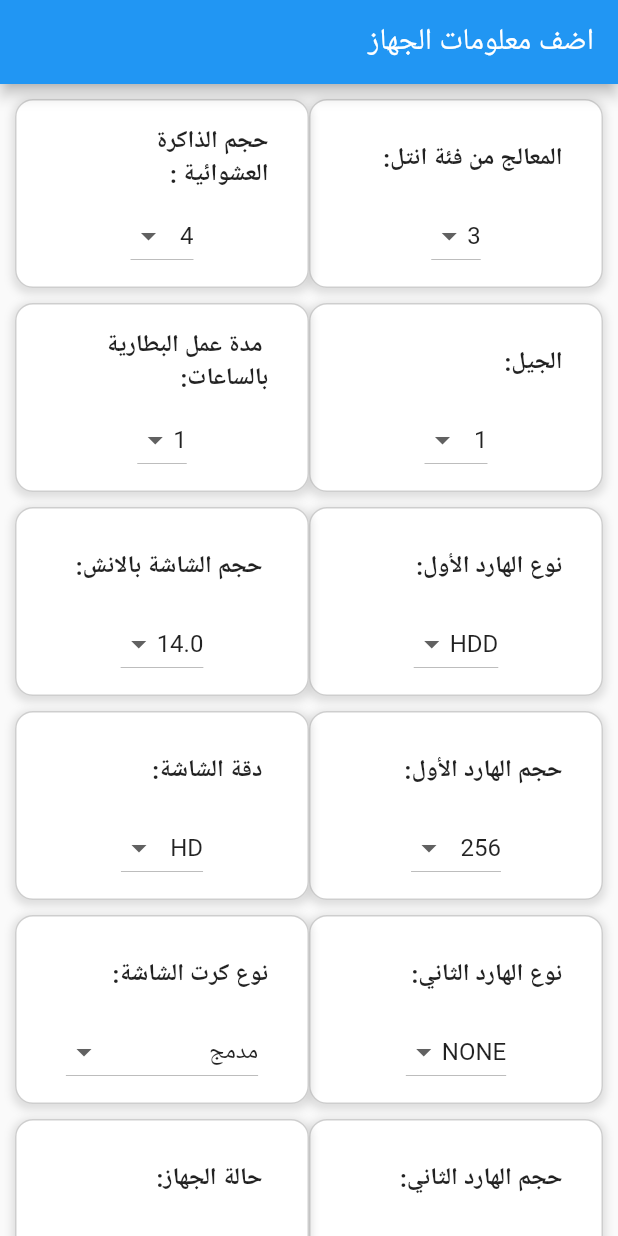
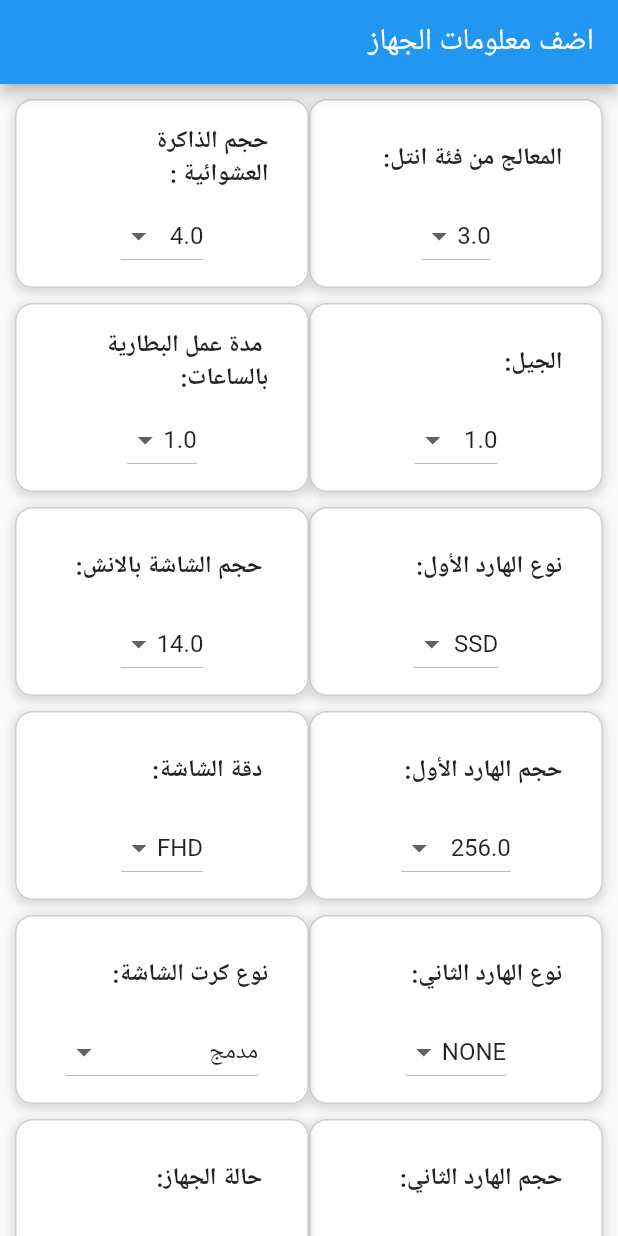
Before and after one commit to KhaledKhlefAlabdullah/Final_Project_For_Machine_Learning, a Flutter app: the screen it shows after launch, on a phone screen of 412 x 824 dp. Run offline on Flutter 3.47's test engine with Material 2 defaults, Android fonts, the phone set to English and light mode, and no system bars.

Commit message:
finesed the project there lossing comments muhannad shuld be write it

```diff
--- /dev/null
+++ b/FinaleProject/lib/Functions.dart
@@ -0,0 +1,6 @@
+import 'package:flutter/material.dart';
+import 'package:http/http.dart' as http;
+
+class Functions {
+  //static
+}
--- a/FinaleProject/lib/main.dart
+++ b/FinaleProject/lib/main.dart
@@ -1,6 +1,7 @@
 import 'dart:convert';
 
 import 'package:flutter/material.dart';
+import 'package:flutter_application_test/Functions.dart';
 import 'package:http/http.dart' as http;
 
 void main() {
@@ -26,75 +27,45 @@ class RegressionLapPrice extends StatefulWidget {
 }
 
 class _FilterScreenState extends State<RegressionLapPrice> {
-  int selectedCoreIValue = 3; // تعيين القيمة الافتراضية إلى 3
-  int selectedGenerationValue = 1;
-  int selectedFirstHDDTypeValue = 1;
-  int selectedFirstHDDSizeValue = 256;
-  int selectedSecondHDDTypeValue = 0;
-  int selectedSecondHDDSizeValue = 256;
-  int selectedRAMSizeValue = 4;
-  int selectedBatteryLifeValue = 1;
-  double selectedScreenSizeValue = 14;
-  int selectedScreenTypeValue = 0;
+  double selectedCoreIValue = 3.0; // تعيين القيمة الافتراضية إلى 3
+  double selectedGenerationValue = 1.0;
+  double selectedFirstHDDTypeValue = 0.5;
+  double selectedFirstHDDSizeValue = 256.0;
+  double selectedSecondHDDTypeValue = 0.0;
+  double selectedSecondHDDSizeValue = 0.0;
+  double selectedRAMSizeValue = 4.0;
+  double selectedBatteryLifeValue = 1.0;
+  double selectedScreenSizeValue = 14.0;
+  double selectedScreenTypeValue = 0.5;
   String selectedGCTypeValue = "مدمج";
   String selectedLaptopStateValue = 'Old';
 
-/*
-  void sendDataToApi(){
-     final Map<String, dynamic> data = {
-      'coreIValue': selectedCoreIValue,
-      'generationValue': selectedGenerationValue,
-      'firstHDDTypeValue': selectedFirstHDDTypeValue,
-      'firstHDDSizeValue': selectedFirstHDDSizeValue,
-      'secondHDDTypeValue': selectedSecondHDDTypeValue,
-      'secondHDDSizeValue': selectedSecondHDDSizeValue,
-      'ramSizeValue': selectedRAMSizeValue,
-      'batteryLifeValue': selectedBatteryLifeValue,
-      'screenSizeValue': selectedScreenSizeValue,
-      'screenTypeValue': selectedScreenTypeValue,
-      'gcTypeValue': selectedGCTypeValue,
-      'laptopStateValue': selectedLaptopStateValue,
-    };
+  // ignore: non_constant_identifier_names
+  data(coreI, Gen, FHT, FHS, SDT, SHS, RAM, BatLife,
+      SCSize, SCType, GPU, LaptopState) async {
+    try {
+      final response =
+          await http.post(Uri.http('127.0.0.1:8000', '/get_prediction', {
+        "coreI": "$coreI",
+        "generation": "$Gen",
+        "firstHDDType": "$FHT",
+        "firstHDDSize": "$FHS",
+        "secondHDDType": "$SDT",
+        "secondHDDSize": "$SHS",
+        "ramSize": "$RAM",
+        "batteryLife": "$BatLife",
+        "screenSize": "$SCSize",
+        "screenType": "$SCType",
+        "GPU": "$GPU",
+        "laptopState": "$LaptopState"
+      }));
 
-    print(data);
-  }*/
-  Future<void> sendDataToApi() async {
-    print('im here');
-    // Create a map representing your data model
-    final Map<String, dynamic> data = {
-      'coreI': selectedCoreIValue,
-      'generation': selectedGenerationValue,
-      'firstHDDType': selectedFirstHDDTypeValue,
-      'firstHDDSize': selectedFirstHDDSizeValue,
-      'secondHDDType': selectedSecondHDDTypeValue,
-      'secondHDDSize': selectedSecondHDDSizeValue,
-      'ramSize': selectedRAMSizeValue,
-      'batteryLife': selectedBatteryLifeValue,
-      'screenSize': selectedScreenSizeValue,
-      'screenType': selectedScreenTypeValue,
-      'gcType': selectedGCTypeValue,
-      'laptopState': selectedLaptopStateValue,
-    };
-
-    final apiUrl =
-        'http://127.0.0.1:8000/submit-data/'; // Replace with your API endpoint
-    print(apiUrl);
-    final response = await http.post(
-      Uri.parse(apiUrl),
-      headers: {
-        'Content-Type': 'application/json',
-      },
-      body: jsonEncode(data),
-    );
-
-    if (response.statusCode == 200) {
-      // Successful API request
       showDialog(
   context: context,
   builder: (BuildContext context) {
     return AlertDialog(
-            title: Text('تقديم البيانات'),
-            content: Text('تم تقديم البيانات بنجاح!'),
+      title: Text('التوقع', textDirection: TextDirection.rtl),
+      content: Text('التوقع هو: ${response.body.toString()}\$', textDirection: TextDirection.rtl),
       actions: [
         TextButton(
           onPressed: () {
@@ -106,9 +77,30 @@ class _FilterScreenState extends State<RegressionLapPrice> {
     );
   },
 );
-    } else {
-      // Handle API error here
-      print('API Error: ${response.statusCode}');
+
+
+    } catch (e) {
+      showDialog(
+        context: context,
+        builder: (BuildContext context) {
+          return Directionality(
+            textDirection: TextDirection.rtl,
+            child: AlertDialog(
+              title: Text('خطأ'),
+              content: Text('هنالك خطأ بالاتصال بقاعدة البيانات حاول مرة أخرى',
+                  textDirection: TextDirection.rtl),
+              actions: [
+                TextButton(
+                  onPressed: () {
+                    Navigator.of(context).pop();
+                  },
+                  child: Text('موافق'),
+                ),
+              ],
+            ),
+          );
+        },
+      );
     }
   }
 
@@ -156,17 +148,20 @@ class _FilterScreenState extends State<RegressionLapPrice> {
                         child: Column(
                           children: [
                             ListTile(
-                              title: Text('المعالج من فئة انتل:', style: TextStyle(fontWeight: FontWeight.bold)),
+                              title: Text('المعالج من فئة انتل:',
+                                  style:
+                                      TextStyle(fontWeight: FontWeight.bold)),
                             ),
-                            DropdownButton<int>(
+                            DropdownButton<double>(
                               value: selectedCoreIValue,
-                              onChanged: (int? newValue) {
+                              onChanged: (double? newValue) {
                                 setState(() {
                                   selectedCoreIValue = newValue!;
                                 });
                               },
-                              items: <int>[3, 5, 7, 9].map((int value) {
-                                return DropdownMenuItem<int>(
+                              items: <double>[3.0, 5.0, 7.0, 9.0]
+                                  .map((double value) {
+                                return DropdownMenuItem<double>(
                                   value: value,
                                   child: Text(value.toString()),
                                 );
@@ -201,30 +196,32 @@ class _FilterScreenState extends State<RegressionLapPrice> {
                         child: Column(
                           children: [
                             ListTile(
-                              title: Text('الجيل:', style: TextStyle(fontWeight: FontWeight.bold)),
+                              title: Text('الجيل:',
+                                  style:
+                                      TextStyle(fontWeight: FontWeight.bold)),
                             ),
-                            DropdownButton<int>(
+                            DropdownButton<double>(
                               value: selectedGenerationValue,
-                              onChanged: (int? newValue) {
+                              onChanged: (double? newValue) {
                                 setState(() {
                                   selectedGenerationValue = newValue!;
                                 });
                               },
-                              items: <int>[
-                                1,
-                                2,
-                                3,
-                                4,
-                                6,
-                                7,
-                                8,
-                                9,
-                                10,
-                                11,
-                                12,
-                                13
-                              ].map((int value) {
-                                return DropdownMenuItem<int>(
+                              items: <double>[
+                                1.0,
+                                2.0,
+                                3.0,
+                                4.0,
+                                6.0,
+                                7.0,
+                                8.0,
+                                9.0,
+                                10.0,
+                                11.0,
+                                12.0,
+                                13.0
+                              ].map((double value) {
+                                return DropdownMenuItem<double>(
                                   value: value,
                                   child: Text(value.toString()),
                                 );
@@ -259,17 +256,19 @@ class _FilterScreenState extends State<RegressionLapPrice> {
                         child: Column(
                           children: [
                             ListTile(
-                              title: Text('نوع الهارد الأول:', style: TextStyle(fontWeight: FontWeight.bold)),
+                              title: Text('نوع الهارد الأول:',
+                                  style:
+                                      TextStyle(fontWeight: FontWeight.bold)),
                             ),
-                            DropdownButton<int>(
+                            DropdownButton<double>(
                               value: selectedFirstHDDTypeValue,
-                              onChanged: (int? newValue) {
+                              onChanged: (double? newValue) {
                                 setState(() {
                                   selectedFirstHDDTypeValue = newValue!;
                                 });
                               },
-                              items: <int>[1, 2].map((int value) {
-                                return DropdownMenuItem<int>(
+                              items: <double>[0.5, 1.0].map((double value) {
+                                return DropdownMenuItem<double>(
                                   value: value,
                                   child: Text(value == 1 ? 'HDD' : 'SSD'),
                                 );
@@ -304,17 +303,20 @@ class _FilterScreenState extends State<RegressionLapPrice> {
                         child: Column(
                           children: [
                             ListTile(
-                              title: Text('حجم الهارد الأول:', style: TextStyle(fontWeight: FontWeight.bold)),
+                              title: Text('حجم الهارد الأول:',
+                                  style:
+                                      TextStyle(fontWeight: FontWeight.bold)),
                             ),
-                            DropdownButton<int>(
+                            DropdownButton<double>(
                               value: selectedFirstHDDSizeValue,
-                              onChanged: (int? newValue) {
+                              onChanged: (double? newValue) {
                                 setState(() {
                                   selectedFirstHDDSizeValue = newValue!;
                                 });
                               },
-                              items: <int>[256, 512, 1000].map((int value) {
-                                return DropdownMenuItem<int>(
+                              items: <double>[256.0, 512.0, 1000.0]
+                                  .map((double value) {
+                                return DropdownMenuItem<double>(
                                   value: value,
                                   child: Text(value.toString()),
                                 );
@@ -349,22 +351,25 @@ class _FilterScreenState extends State<RegressionLapPrice> {
                         child: Column(
                           children: [
                             ListTile(
-                              title: Text('نوع الهارد الثاني:', style: TextStyle(fontWeight: FontWeight.bold)),
+                              title: Text('نوع الهارد الثاني:',
+                                  style:
+                                      TextStyle(fontWeight: FontWeight.bold)),
                             ),
-                            DropdownButton<int>(
+                            DropdownButton<double>(
                               value: selectedSecondHDDTypeValue,
-                              onChanged: (int? newValue) {
+                              onChanged: (double? newValue) {
                                 setState(() {
                                   selectedSecondHDDTypeValue = newValue!;
                                 });
                               },
-                              items: <int>[0, 1, 2].map((int value) {
-                                return DropdownMenuItem<int>(
+                              items:
+                                  <double>[0.0, 0.5, 1.0].map((double value) {
+                                return DropdownMenuItem<double>(
                                   value: value,
                                   child: Text(
                                     value == 0
                                         ? 'NONE'
-                                        : (value == 1 ? 'HDD' : 'SSD'),
+                                        : (value == 0.5 ? 'HDD' : 'SSD'),
                                   ),
                                 );
                               }).toList(),
@@ -398,17 +403,20 @@ class _FilterScreenState extends State<RegressionLapPrice> {
                         child: Column(
                           children: [
                             ListTile(
-                              title: Text('حجم الهارد الثاني:', style: TextStyle(fontWeight: FontWeight.bold)),
+                              title: Text('حجم الهارد الثاني:',
+                                  style:
+                                      TextStyle(fontWeight: FontWeight.bold)),
                             ),
-                            DropdownButton<int>(
+                            DropdownButton<double>(
                               value: selectedSecondHDDSizeValue,
-                              onChanged: (int? newValue) {
+                              onChanged: (double? newValue) {
                                 setState(() {
                                   selectedSecondHDDSizeValue = newValue!;
                                 });
                               },
-                              items: <int>[256, 512, 1000].map((int value) {
-                                return DropdownMenuItem<int>(
+                              items: <double>[0.0, 256.0, 512.0, 1000.0]
+                                  .map((double value) {
+                                return DropdownMenuItem<double>(
                                   value: value,
                                   child: Text(value.toString()),
                                 );
@@ -453,15 +461,16 @@ class _FilterScreenState extends State<RegressionLapPrice> {
                                     style:
                                         TextStyle(fontWeight: FontWeight.bold)),
                               ),
-                              DropdownButton<int>(
+                              DropdownButton<double>(
                                 value: selectedRAMSizeValue,
-                                onChanged: (int? newValue) {
+                                onChanged: (double? newValue) {
                                   setState(() {
                                     selectedRAMSizeValue = newValue!;
                                   });
                                 },
-                                items: <int>[4, 8, 16, 32, 64].map((int value) {
-                                  return DropdownMenuItem<int>(
+                                items: <double>[4.0, 8.0, 16.0, 32.0, 64.0]
+                                    .map((double value) {
+                                  return DropdownMenuItem<double>(
                                     value: value,
                                     child: Text(value.toString()),
                                   );
@@ -500,15 +509,16 @@ class _FilterScreenState extends State<RegressionLapPrice> {
                                     style:
                                         TextStyle(fontWeight: FontWeight.bold)),
                               ),
-                              DropdownButton<int>(
+                              DropdownButton<double>(
                                 value: selectedBatteryLifeValue,
-                                onChanged: (int? newValue) {
+                                onChanged: (double? newValue) {
                                   setState(() {
                                     selectedBatteryLifeValue = newValue!;
                                   });
                                 },
-                                items: <int>[1, 2, 4, 6, 8].map((int value) {
-                                  return DropdownMenuItem<int>(
+                                items: <double>[1.0, 2.0, 4.0, 6.0, 8.0]
+                                    .map((double value) {
+                                  return DropdownMenuItem<double>(
                                     value: value,
                                     child: Text(value.toString()),
                                   );
@@ -595,18 +605,18 @@ class _FilterScreenState extends State<RegressionLapPrice> {
                                     style:
                                         TextStyle(fontWeight: FontWeight.bold)),
                               ),
-                              DropdownButton<int>(
+                              DropdownButton<double>(
                                 value: selectedScreenTypeValue,
-                                onChanged: (int? newValue) {
+                                onChanged: (double? newValue) {
                                   setState(() {
                                     selectedScreenTypeValue = newValue!;
                                   });
                                 },
-                                items: <int>[
-                                  0, // HD
-                                  1, // FHD
-                                ].map((int value) {
-                                  return DropdownMenuItem<int>(
+                                items: <double>[
+                                  0.5, // HD
+                                  1.0, // FHD
+                                ].map((double value) {
+                                  return DropdownMenuItem<double>(
                                     value: value,
                                     child: Text(value == 0 ? 'HD' : 'FHD'),
                                   );
@@ -738,15 +748,28 @@ class _FilterScreenState extends State<RegressionLapPrice> {
                           ),
                         ),
                       ])),
-
                 ],
               )),
           Padding(
               padding: EdgeInsets.all(25.0), // تعيين الهوامش للجميع
               child: ElevatedButton(
                 onPressed: () {
-                  print('start');
-                  sendDataToApi();
+                  //sendDataToApi();
+
+                  data(
+                      selectedCoreIValue,
+                      selectedGenerationValue,
+                      selectedFirstHDDTypeValue,
+                      selectedFirstHDDSizeValue,
+                      selectedSecondHDDTypeValue,
+                      selectedSecondHDDSizeValue,
+                      selectedRAMSizeValue,
+                      selectedBatteryLifeValue,
+                      selectedScreenSizeValue,
+                      selectedScreenTypeValue,
+                      selectedGCTypeValue,
+                      selectedLaptopStateValue);
+
                 },
                 child: Text(
                   'تقديم البيانات',
```
Also changed, not shown: 3 other files. Lines whose indentation alone changed are shown as unchanged.
